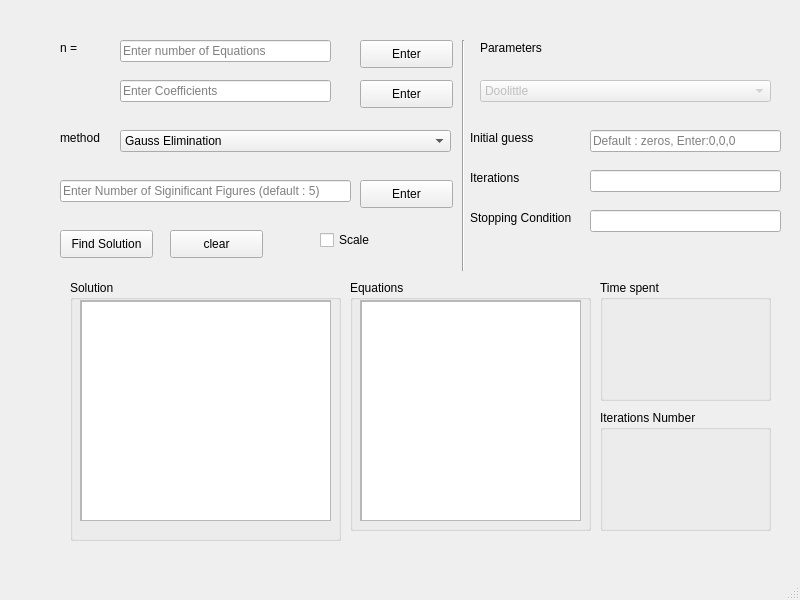
First picture: the form in test.ui, repository Ali-El-Deen575/Solving-Linear-Equations, before the edit.
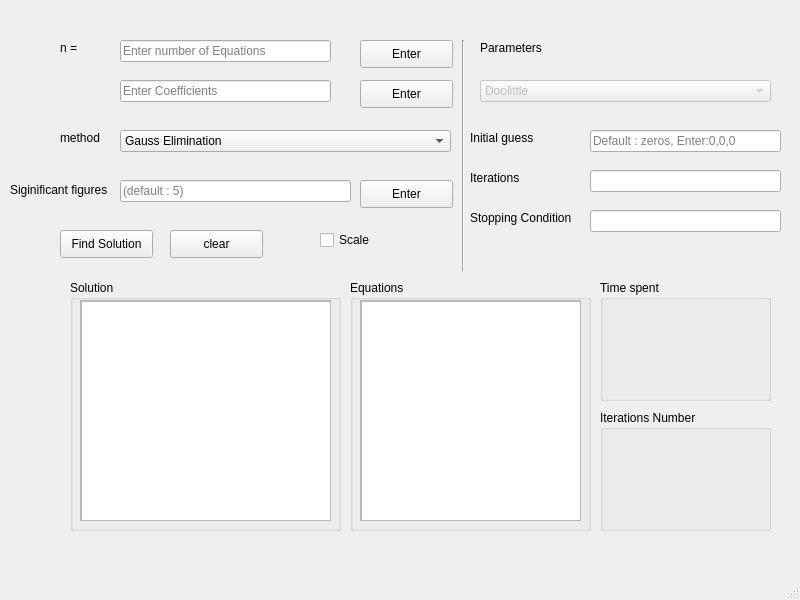
Second picture: the form after the edit.

```diff
--- a/test.ui
+++ b/test.ui
@@ -213,14 +213,14 @@
    <widget class="QLineEdit" name="SigFigures">
     <property name="geometry">
      <rect>
-      <x>60</x>
+      <x>120</x>
       <y>180</y>
-      <width>291</width>
+      <width>231</width>
       <height>22</height>
      </rect>
     </property>
     <property name="placeholderText">
-     <string>Enter Number of Siginificant Figures (default : 5)</string>
+     <string>(default : 5)</string>
     </property>
    </widget>
    <widget class="QPushButton" name="EnterSigFigures">
@@ -333,7 +333,7 @@
       <x>70</x>
       <y>280</y>
       <width>271</width>
-      <height>261</height>
+      <height>251</height>
      </rect>
     </property>
     <property name="title">
@@ -496,6 +496,19 @@
      <string>Scale</string>
     </property>
    </widget>
+   <widget class="QLabel" name="label">
+    <property name="geometry">
+     <rect>
+      <x>10</x>
+      <y>180</y>
+      <width>111</width>
+      <height>20</height>
+     </rect>
+    </property>
+    <property name="text">
+     <string>Siginificant figures</string>
+    </property>
+   </widget>
   </widget>
   <widget class="QMenuBar" name="menubar">
    <property name="geometry">
```
Left out of the diff: 6 changed lines with no effect on the pictures.
